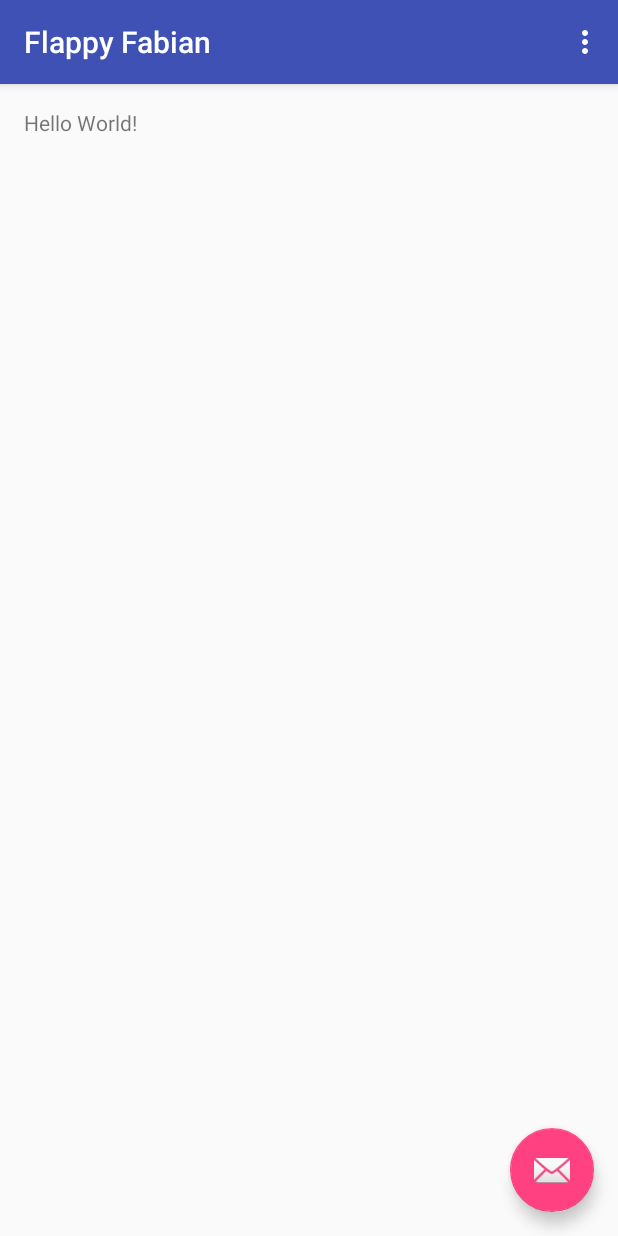
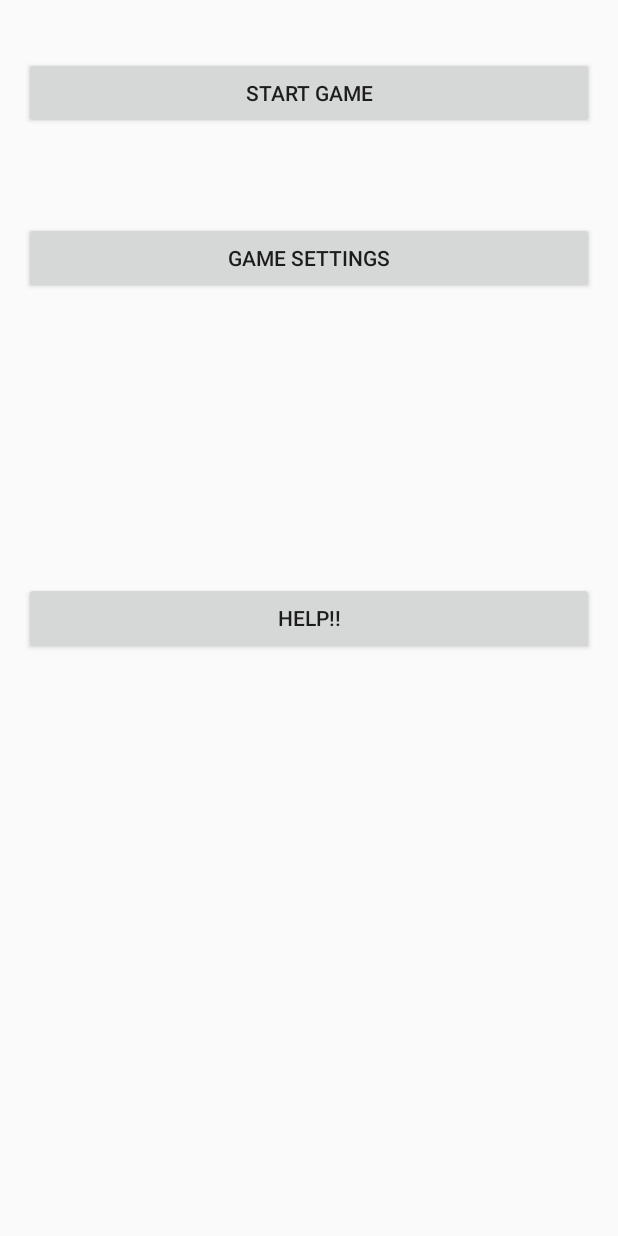
Before and after one commit to annanormark/granssnitt-II, an Android app: the screen it shows after launch (StartMenu), on a phone screen of 412 x 824 dp. Run offline under Robolectric (Android 15) with nearby library versions, the phone set to English and light mode, and no system bars; 3 statements that could not run were skipped.

Commit message:
Startmenu

```diff
--- a/FlappyFabian/app/src/main/java/com/example/flappyfabian/StartMenu.java
+++ b/FlappyFabian/app/src/main/java/com/example/flappyfabian/StartMenu.java
@@ -49,4 +49,16 @@ public class StartMenu extends AppCompatActivity {
 
         return super.onOptionsItemSelected(item);
     }
+
+    public void startGame(){
+
+    }
+
+    public void help(){
+
+    }
+
+    public void settings(){
+
+    }
 }
--- a/FlappyFabian/app/src/main/res/layout/activity_start_menu.xml
+++ b/FlappyFabian/app/src/main/res/layout/activity_start_menu.xml
@@ -12,23 +12,8 @@
         android:layout_height="wrap_content"
         android:theme="@style/AppTheme.AppBarOverlay">
 
-        <android.support.v7.widget.Toolbar
-            android:id="@+id/toolbar"
-            android:layout_width="match_parent"
-            android:layout_height="?attr/actionBarSize"
-            android:background="?attr/colorPrimary"
-            app:popupTheme="@style/AppTheme.PopupOverlay" />
-
     </android.support.design.widget.AppBarLayout>
 
     <include layout="@layout/content_start_menu" />
 
-    <android.support.design.widget.FloatingActionButton
-        android:id="@+id/fab"
-        android:layout_width="wrap_content"
-        android:layout_height="wrap_content"
-        android:layout_gravity="bottom|end"
-        android:layout_margin="@dimen/fab_margin"
-        android:src="@android:drawable/ic_dialog_email" />
-
 </android.support.design.widget.CoordinatorLayout>
--- a/FlappyFabian/app/src/main/res/layout/content_start_menu.xml
+++ b/FlappyFabian/app/src/main/res/layout/content_start_menu.xml
@@ -12,8 +12,32 @@
     tools:context="com.example.flappyfabian.StartMenu"
     tools:showIn="@layout/activity_start_menu">
 
-    <TextView
-        android:layout_width="wrap_content"
+    <Button
+        android:layout_width="fill_parent"
         android:layout_height="wrap_content"
-        android:text="Hello World!" />
+        android:text="@string/StartGame"
+        android:id="@+id/Play_game"
+        android:layout_alignParentTop="true"
+        android:layout_centerHorizontal="true"
+        android:layout_marginTop="22dp"
+        android:clickable="true"
+        android:onClick="StartGame()" />
+
+    <Button
+        android:layout_width="fill_parent"
+        android:layout_height="wrap_content"
+        android:text="@string/HelpMenu"
+        android:id="@+id/help"
+        android:layout_centerVertical="true"
+        android:layout_alignStart="@+id/Play_game" />
+
+    <Button
+        android:layout_width="fill_parent"
+        android:layout_height="wrap_content"
+        android:text="@string/SettingsButn"
+        android:id="@+id/settings"
+        android:layout_below="@+id/Play_game"
+        android:layout_alignStart="@+id/Play_game"
+        android:layout_marginTop="62dp"
+        android:onClick="settings()" />
 </RelativeLayout>
--- a/FlappyFabian/app/src/main/res/values/strings.xml
+++ b/FlappyFabian/app/src/main/res/values/strings.xml
@@ -1,4 +1,7 @@
 <resources>
     <string name="app_name">Flappy Fabian</string>
     <string name="action_settings">Settings</string>
+    <string name="StartGame">Start game</string>
+    <string name="HelpMenu">Help!!</string>
+    <string name="SettingsButn">Game settings</string>
 </resources>
```
